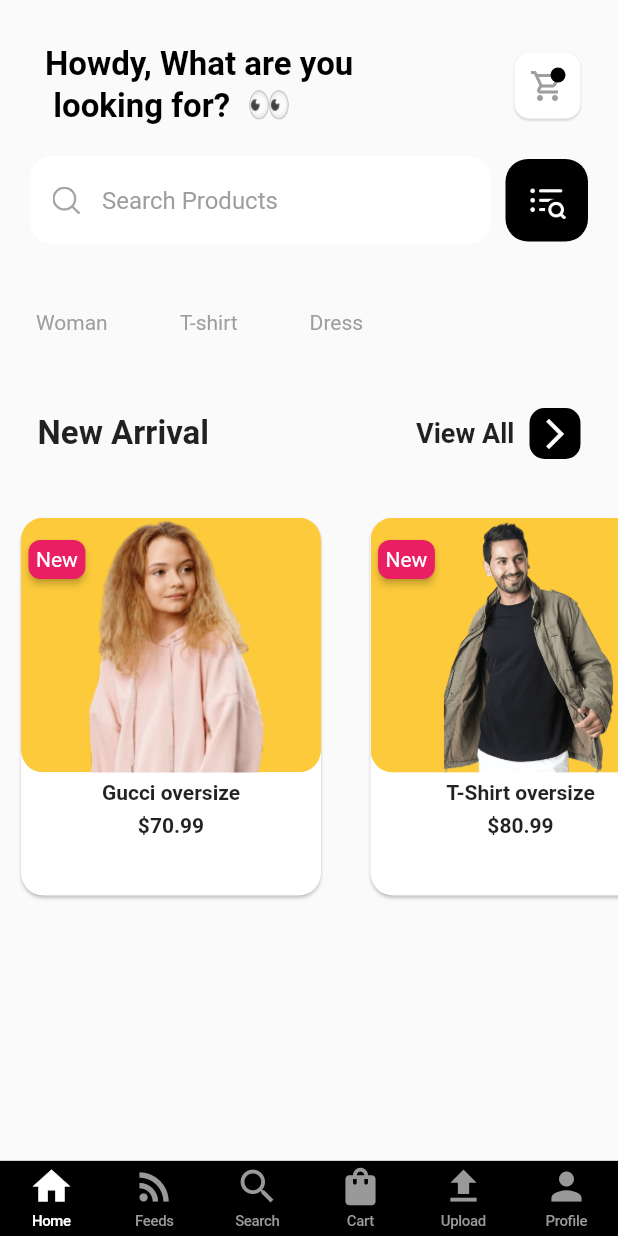
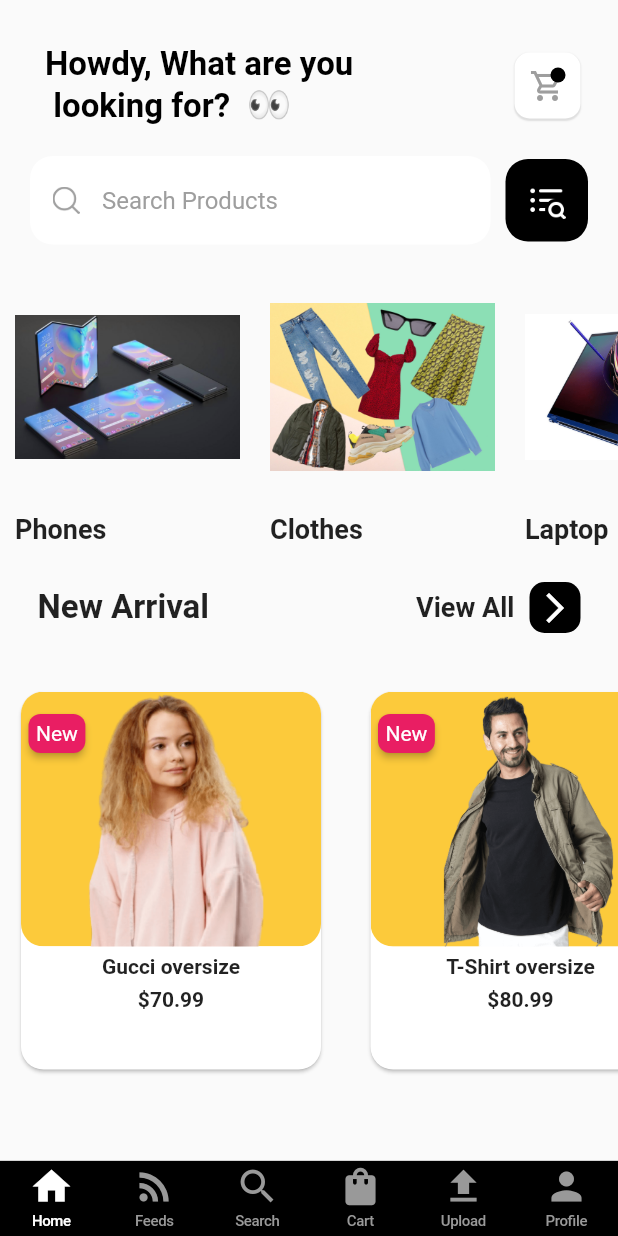
Before and after one commit to mehedi4958/ecommerce01, a Flutter app: the screen it shows after launch, on a phone screen of 412 x 824 dp. Run offline on Flutter 3.47's test engine with Material 2 defaults, Android fonts, the phone set to English and light mode, and no system bars; drawn by our look-alikes of badges; our stand-ins replace cloud_firestore, firebase_auth, firebase_core, firebase_storage, image_picker; accounts and stored records are empty.

Commit message:
design category added

```diff
--- a/lib/views/screens/home_screen.dart
+++ b/lib/views/screens/home_screen.dart
@@ -1,4 +1,5 @@
 import 'package:e_commerce_01/views/widgets/all_products.dart';
+import 'package:e_commerce_01/views/widgets/category.dart';
 import 'package:e_commerce_01/views/widgets/category_list.dart';
 import 'package:e_commerce_01/views/widgets/custom_app_bar.dart';
 import 'package:e_commerce_01/views/widgets/search_input.dart';
@@ -11,16 +12,18 @@ class HomeScreen extends StatelessWidget {
   @override
   Widget build(BuildContext context) {
     return Scaffold(
-      body: Column(
+      body: SingleChildScrollView(
+        child: Column(
           crossAxisAlignment: CrossAxisAlignment.start,
           children: [
             const CustomAppBar(),
             const SearchInput(),
-          const TagList(),
+            const Category(),
             const CategoryList(),
             AllProducts(),
           ],
         ),
+      ),
     );
   }
 }
--- /dev/null
+++ b/lib/views/widgets/category.dart
@@ -0,0 +1,20 @@
+import 'package:e_commerce_01/views/widgets/category_item.dart';
+import 'package:flutter/material.dart';
+
+class Category extends StatelessWidget {
+  const Category({Key? key}) : super(key: key);
+
+  @override
+  Widget build(BuildContext context) {
+    return Container(
+      height: 180,
+      width: double.infinity,
+      child: ListView.builder(
+        scrollDirection: Axis.horizontal,
+        itemCount: 5,
+        itemBuilder: (BuildContext context, int index) =>
+            CategoryItem(index: index),
+      ),
+    );
+  }
+}
--- a/lib/views/widgets/category_item.dart
+++ b/lib/views/widgets/category_item.dart
@@ -1,9 +1,10 @@
 import 'package:flutter/material.dart';
 
 class CategoryItem extends StatelessWidget {
-  CategoryItem({Key? key}) : super(key: key);
+  CategoryItem({Key? key, required this.index}) : super(key: key);
 
-  List<Map<String, Object>> categories = [
+  final int index;
+  final List<Map<String, Object>> categories = [
     {
       'categoryName': 'Phones',
       'categoryImage': 'assets/images/CatPhones.png',
@@ -28,6 +29,36 @@ class CategoryItem extends StatelessWidget {
 
   @override
   Widget build(BuildContext context) {
-    return Container();
+    return Stack(
+      children: [
+        Container(
+          margin: const EdgeInsets.symmetric(horizontal: 10),
+          width: 150,
+          height: 150,
+          decoration: BoxDecoration(
+            borderRadius: BorderRadius.circular(10),
+            image: DecorationImage(
+              image: AssetImage(
+                '${categories[index]['categoryImage']}',
+              ),
+            ),
+          ),
+        ),
+        Positioned(
+          bottom: 0,
+          right: 10,
+          left: 10,
+          child: Container(
+            child: Text(
+              '${categories[index]['categoryName']}',
+              style: const TextStyle(
+                fontSize: 18,
+                fontWeight: FontWeight.bold,
+              ),
+            ),
+          ),
+        ),
+      ],
+    );
   }
 }
```
Lines whose indentation alone changed are shown as unchanged.
